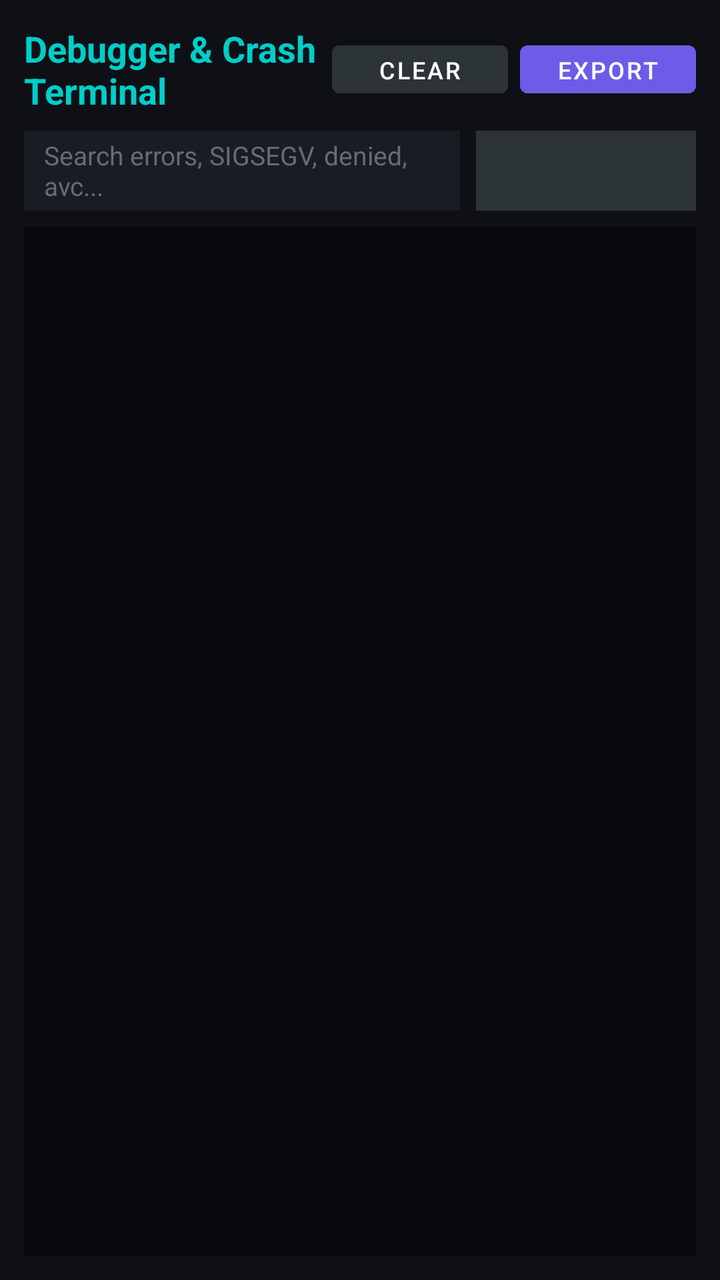
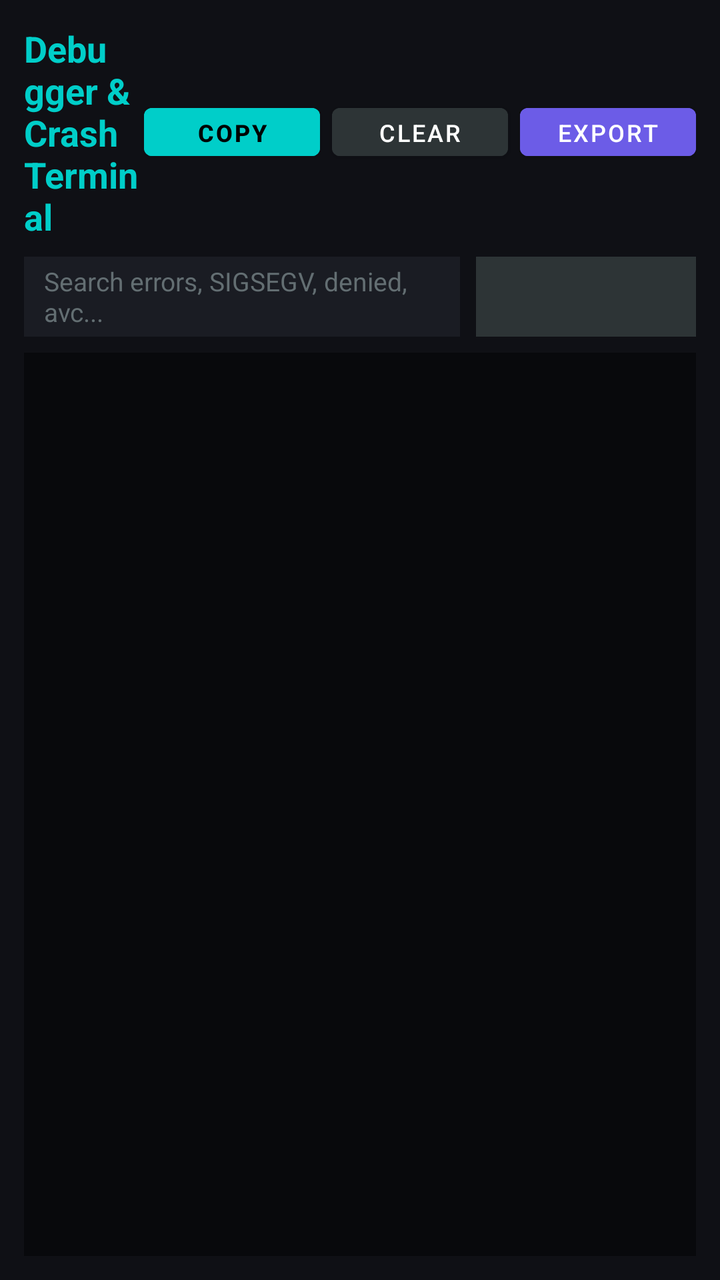

Before-and-after screenshots of an Android layout around one commit, followed by the original layout XML and the change that was made.
<!-- AndroidManifest.xml: activity theme Theme.Vmers -->
<!-- res/layout/activity_logcat.xml -->
<?xml version="1.0" encoding="utf-8"?>
<LinearLayout xmlns:android="http://schemas.android.com/apk/res/android"
    android:layout_width="match_parent"
    android:layout_height="match_parent"
    android:background="#0F1015"
    android:orientation="vertical"
    android:padding="12dp">

    
    <LinearLayout
        android:layout_width="match_parent"
        android:layout_height="wrap_content"
        android:gravity="center_vertical"
        android:orientation="horizontal"
        android:layout_marginBottom="8dp">

        <TextView
            android:layout_width="0dp"
            android:layout_height="wrap_content"
            android:layout_weight="1"
            android:text="Debugger &amp; Crash Terminal"
            android:textColor="#00CEC9"
            android:textSize="18sp"
            android:textStyle="bold" />

        <Button
            android:id="@+id/btn_clear_logs"
            android:layout_width="wrap_content"
            android:layout_height="36dp"
            android:text="Clear"
            android:textSize="12sp"
            android:backgroundTint="#2D3436"
            android:textColor="#FFFFFF"
            android:layout_marginEnd="6dp" />

        <Button
            android:id="@+id/btn_export_logs"
            android:layout_width="wrap_content"
            android:layout_height="36dp"
            android:text="Export"
            android:textSize="12sp"
            android:backgroundTint="#6C5CE7"
            android:textColor="#FFFFFF" />

    </LinearLayout>

    
    <LinearLayout
        android:layout_width="match_parent"
        android:layout_height="wrap_content"
        android:orientation="horizontal"
        android:layout_marginBottom="8dp">

        <EditText
            android:id="@+id/et_search_log"
            android:layout_width="0dp"
            android:layout_height="40dp"
            android:layout_weight="1"
            android:background="#1A1C23"
            android:hint="Search errors, SIGSEGV, denied, avc..."
            android:paddingStart="10dp"
            android:paddingEnd="10dp"
            android:textColor="#FFFFFF"
            android:textColorHint="#636E72"
            android:textSize="13sp"
            android:layout_marginEnd="8dp" />

        <Spinner
            android:id="@+id/spinner_log_level"
            android:layout_width="110dp"
            android:layout_height="40dp"
            android:background="#2D3436" />

    </LinearLayout>

    
    <androidx.recyclerview.widget.RecyclerView
        android:id="@+id/rv_logcat"
        android:layout_width="match_parent"
        android:layout_height="0dp"
        android:layout_weight="1"
        android:background="#08090C"
        android:padding="4dp" />

</LinearLayout>
<!-- resources referenced by this layout -->
<resources>
  <style name="Theme.Vmers" parent="Theme.MaterialComponents.DayNight.NoActionBar">
          <item name="colorPrimary">@color/primary</item>
          <item name="colorPrimaryVariant">@color/primary_dark</item>
          <item name="colorOnPrimary">@color/text_white</item>
          <item name="android:windowBackground">@color/bg_dark</item>
          <item name="android:statusBarColor">@color/bg_dark</item>
          <item name="android:navigationBarColor">@color/bg_dark</item>
      </style>
  <color name="primary">#6C5CE7</color>
  <color name="primary_dark">#4834D4</color>
  <color name="text_white">#F5F6FA</color>
  <color name="bg_dark">#131418</color>
</resources>

<!-- the commit's change to res/layout/activity_logcat.xml (unified diff, before → after) -->
@@ -22,6 +22,17 @@
             android:textColor="#00CEC9"
             android:textSize="18sp"
             android:textStyle="bold" />
+
+        <Button
+            android:id="@+id/btn_copy_logs"
+            android:layout_width="wrap_content"
+            android:layout_height="36dp"
+            android:text="Copy"
+            android:textSize="12sp"
+            android:backgroundTint="#00CEC9"
+            android:textColor="#000000"
+            android:textStyle="bold"
+            android:layout_marginEnd="6dp" />
 
         <Button
             android:id="@+id/btn_clear_logs"
